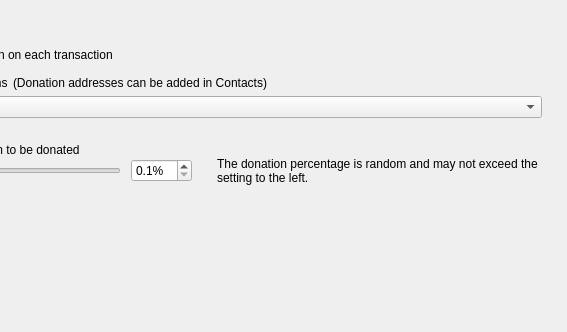
This is src/Gui/Options/DonationOptionsFrame.ui in qwertycoin-org/qwertycoin-zero as Qt 5 draws it before an edit; both pictures show x 134 to 701 and y 0 to 332 of the 701 by 540 pixel window. The edited form follows.
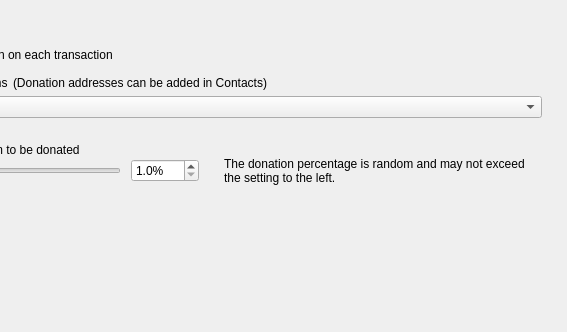
This is the edited form. Custom widgets are drawn as their Qt base class.

```diff
--- a/src/Gui/Options/DonationOptionsFrame.ui
+++ b/src/Gui/Options/DonationOptionsFrame.ui
@@ -169,10 +169,10 @@
          <number>1</number>
         </property>
         <property name="minimum">
-         <double>0.100000000000000</double>
+         <double>1.0000000000</double>
         </property>
         <property name="maximum">
-         <double>10.000000000000000</double>
+         <double>100.0000000000</double>
         </property>
         <property name="singleStep">
          <double>0.100000000000000</double>
```
Left out of the diff: 2 changed lines with no effect on the pictures.
